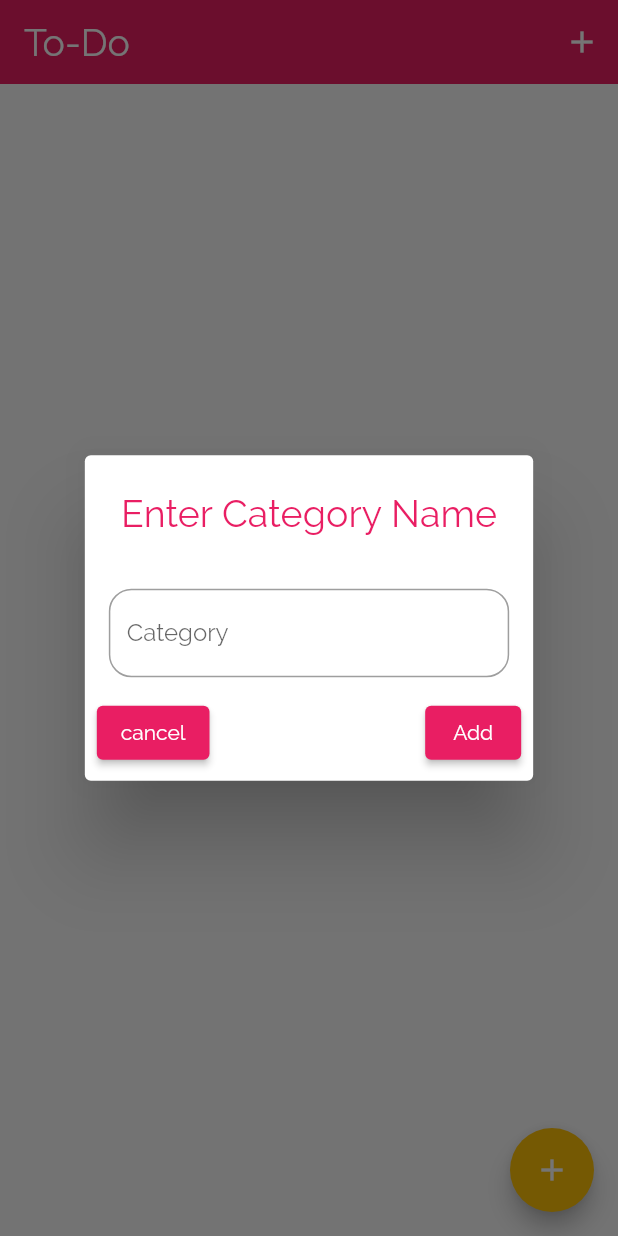
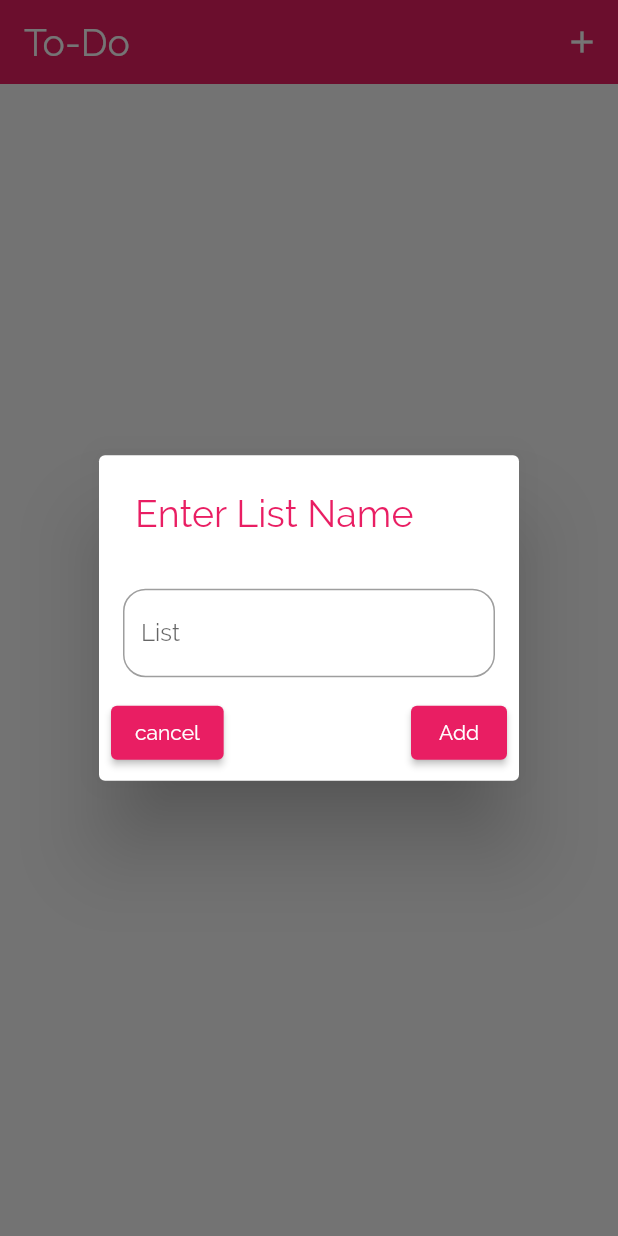
Before and after one commit to Annas-Furquan-Pasha/Updated-To-Do-App, a Flutter app: the screen it shows after launch, after a tap on the "add" icon, on a phone screen of 412 x 824 dp. Run offline on Flutter 3.47's test engine with Material 2 defaults, Android fonts, the phone set to English and light mode, and no system bars; our stand-ins replace sqflite; accounts and stored records are empty.

Commit message:
made some changes

```diff
--- a/lib/screens/task_list_screen.dart
+++ b/lib/screens/task_list_screen.dart
@@ -19,7 +19,7 @@ class TaskListScreen extends StatelessWidget {
     showDialog(
       context: context,
       builder: (ctx) => AlertDialog(
-        title: Text('Enter Category Name', style: Theme.of(context).textTheme.titleSmall,),
+        title: Text('Enter List Name', style: Theme.of(context).textTheme.titleSmall,),
         actions: [
           Padding(
             padding: const EdgeInsets.all(8.0),
@@ -29,7 +29,7 @@ class TaskListScreen extends StatelessWidget {
                 border: OutlineInputBorder(
                   borderRadius: BorderRadius.circular(15),
                 ),
-                label: const Text('Category',),
+                label: const Text('List',),
               ),
             ),
           ),
@@ -41,6 +41,14 @@ class TaskListScreen extends StatelessWidget {
                 Navigator.of(ctx).pop();
               }, child: const Text('cancel')),
               ElevatedButton(onPressed: () {
+                if(controller.text.isEmpty) {
+                  ScaffoldMessenger.of(context).showSnackBar(
+                       const SnackBar(
+                        content:  Text('List Name cannot be empty !!'),
+                        duration: Duration(seconds: 3),
+                  )
+                  );
+                } else {
                 if(taskList.lId == '') {
                   Provider.of<Tasks>(context, listen: false).addList(
                       TaskList('', controller.text, []));
@@ -50,7 +58,9 @@ class TaskListScreen extends StatelessWidget {
                       .updateListName(taskList.lId, TaskList(taskList.lId, controller.text, taskList.tasksList));
                   Navigator.of(ctx).pop();
                 }
-              }, child: taskList.lId == '' ? const Text('Add') : const Text('Rename')),
+                }
+                }, child: taskList.lId == '' ? const Text('Add') : const Text('Rename')
+              ),
             ],
           ),
         ],
@@ -100,10 +110,10 @@ class TaskListScreen extends StatelessWidget {
         ),
             ),
       ),
-      floatingActionButton: FloatingActionButton(
-        onPressed: () => alertDialog(context, TaskList('', '')),
-        child: const Icon(Icons.add,),
-      ),
+      // floatingActionButton: FloatingActionButton(
+      //   onPressed: () => alertDialog(context, TaskList('', '')),
+      //   child: const Icon(Icons.add,),
+      // ),
     );
   }
 }
--- a/lib/screens/task_screen.dart
+++ b/lib/screens/task_screen.dart
@@ -28,7 +28,7 @@ class TaskScreen extends StatelessWidget {
         ],
       ),
       body: items.tasksList!.isEmpty
-          ? const Center(child: Text('No tasks for the particular category'),)
+          ? const Center(child: Text('No tasks for the particular list'),)
           : RefreshIndicator(
         onRefresh: () => Provider.of<Tasks>(context, listen: false).fetchAndSetTasks(),
             child: ListView.builder(
```
Also changed, not shown: lib/screens/add_task_screen.dart (+36 -5 lines), lib/widgets/task_card.dart (+12 -0 lines).
